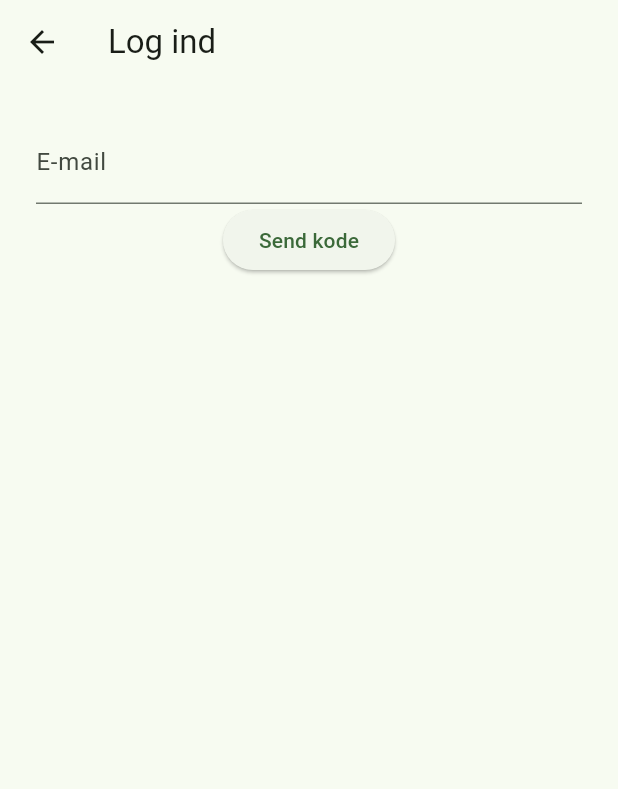
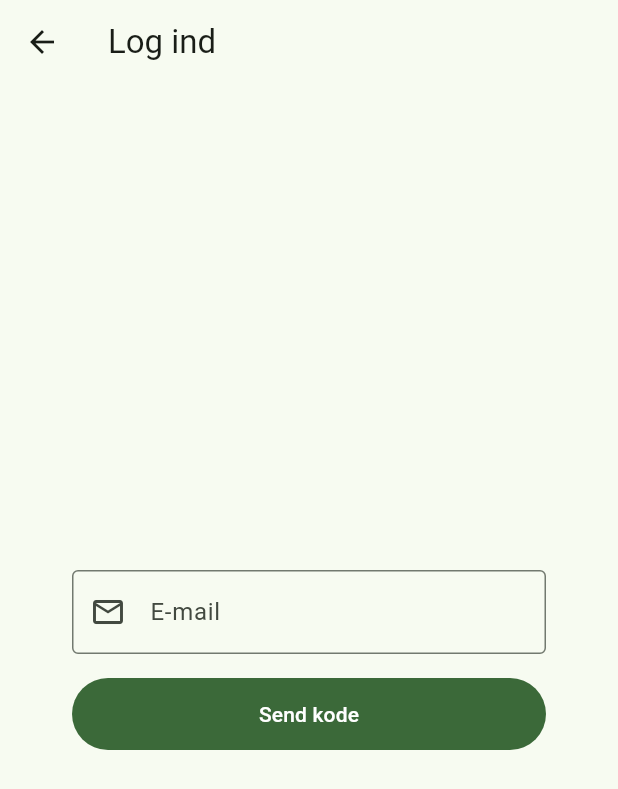
Before and after one commit to toke-dk/science_cup, a Flutter app: the screen it shows after launch, after a tap on the "person" icon, on a phone screen of 412 x 824 dp. Shown: the top 789 px of the screen. Run offline on Flutter 3.47's test engine with Material 3 defaults, Android fonts, the phone set to English and light mode, and no system bars; our stand-ins replace dropdown_search, flutter_dotenv, flutter_riverpod, freezed_annotation, go_router, riverpod_annotation and 3 more; missing offline and left inert: phone_form_field, phone_numbers_parser; accounts and stored records are empty; generated files the repository leaves out were written again.

Commit message:
can access internet and fixed log in page where code could not get verified

```diff
--- a/lib/core/presentation/widgets/auth_profile_button.dart
+++ b/lib/core/presentation/widgets/auth_profile_button.dart
@@ -2,6 +2,8 @@
 import 'package:flutter_riverpod/flutter_riverpod.dart';
 import 'package:go_router/go_router.dart';
 import 'package:science_cup_app/features/auth/application/auth_notifier.dart';
+import 'package:science_cup_app/shared/presentation/widgets/confirmation_dialog/confirmation_dialog.dart';
+import 'package:science_cup_app/shared/presentation/widgets/confirmation_dialog/confirmation_fields.dart';
 
 class AuthProfileButton extends ConsumerWidget {
   const AuthProfileButton({super.key});
@@ -18,6 +20,19 @@
             context.push('/login');
             return;
           }
+          final confirmed = await showDialog(
+            context: context,
+            builder: (context) => ConfirmationDialog(
+              confirmationFields: ConfirmationFields(
+                title: "Du er ved at logge ud",
+                content: "Er du sikker på at du vil logge ud",
+                confirmButtonText: "Log ud",
+              ),
+            ),
+          );
+
+          if (!confirmed) return;
+
           await ref.read(authProvider.notifier).signOut();
         },
         child: CircleAvatar(
--- a/lib/features/auth/application/auth_notifier.dart
+++ b/lib/features/auth/application/auth_notifier.dart
@@ -106,6 +106,7 @@
       await ref.read(authRepositoryProvider).sendEmailOtp(email);
       state = state.copyWith(emailCodeSent: true, isLoading: false);
     } catch (e) {
+      print('Error sending email OTP: $e');
       state = state.copyWith(isLoading: false, errorMessage: e.toString());
     }
   }
--- a/lib/features/auth/presentation/login_page.dart
+++ b/lib/features/auth/presentation/login_page.dart
@@ -8,11 +8,9 @@
   Widget build(BuildContext context) {
     return Scaffold(
       appBar: AppBar(title: const Text('Log ind')),
-      body: const Padding(
-        padding: EdgeInsets.all(24.0),
-        child: Center(
-          child: EmailLoginForm(),
-        ),
+      body: Padding(
+        padding: const EdgeInsets.all(24.0),
+        child: Center(child: EmailLoginForm()),
       ),
     );
   }
--- a/lib/features/auth/presentation/widgets/email_login_form.dart
+++ b/lib/features/auth/presentation/widgets/email_login_form.dart
@@ -1,6 +1,5 @@
 import 'package:flutter/material.dart';
 import 'package:flutter_riverpod/flutter_riverpod.dart';
-import 'package:go_router/go_router.dart';
 import 'package:science_cup_app/features/auth/application/auth_notifier.dart';
 
 class EmailLoginForm extends ConsumerStatefulWidget {
@@ -13,49 +12,158 @@
 class _EmailLoginFormState extends ConsumerState<EmailLoginForm> {
   final _emailController = TextEditingController();
   final _codeController = TextEditingController();
-  bool _codeSent = false;
+  final _formKey = GlobalKey<FormState>();
+
+  @override
+  void dispose() {
+    _emailController.dispose();
+    _codeController.dispose();
+    super.dispose();
+  }
 
   @override
   Widget build(BuildContext context) {
-    return Column(
+    final authState = ref.watch(authProvider);
+    final isLoading = authState.isLoading;
+    final errorMessage = authState.errorMessage;
+    final emailCodeSent = authState.emailCodeSent;
+
+    return Form(
+      key: _formKey,
+      child: Padding(
+        padding: const EdgeInsets.symmetric(horizontal: 24, vertical: 16),
+        child: Column(
+          mainAxisSize: MainAxisSize.min,
           children: [
-        if (!_codeSent) ...[
-          TextField(
+            // Viser fejlbesked hvis der er en
+            if (errorMessage != null)
+              Container(
+                width: double.infinity,
+                padding: const EdgeInsets.all(12),
+                margin: const EdgeInsets.only(bottom: 16),
+                decoration: BoxDecoration(
+                  color: Colors.red.shade50,
+                  borderRadius: BorderRadius.circular(8),
+                  border: Border.all(color: Colors.red.shade200),
+                ),
+                child: Text(
+                  errorMessage,
+                  style: TextStyle(color: Colors.red.shade800),
+                ),
+              ),
+
+            // Trin 1: Email-felt og send-knap
+            if (!emailCodeSent) ...[
+              TextFormField(
                 controller: _emailController,
-            decoration: const InputDecoration(labelText: 'E-mail'),
+                decoration: const InputDecoration(
+                  labelText: 'E-mail',
+                  prefixIcon: Icon(Icons.email_outlined),
+                  border: OutlineInputBorder(),
+                ),
                 keyboardType: TextInputType.emailAddress,
+                textInputAction: TextInputAction.done,
+                validator: (value) {
+                  if (value == null || value.trim().isEmpty) {
+                    return 'Indtast din e-mail';
+                  }
+                  if (!value.contains('@')) {
+                    return 'Ugyldig e-mail';
+                  }
+                  return null;
+                },
               ),
-          ElevatedButton(
-            onPressed: () async {
+              const SizedBox(height: 16),
+              SizedBox(
+                width: double.infinity,
+                height: 48,
+                child: FilledButton(
+                  onPressed: isLoading
+                      ? null
+                      : () async {
+                          if (_formKey.currentState!.validate()) {
                             await ref
                                 .read(authProvider.notifier)
-                  .sendEmailOtp(_emailController.text);
-              setState(() => _codeSent = true);
+                                .sendEmailOtp(_emailController.text.trim());
+                          }
                         },
-            child: const Text('Send kode'),
+                  child: isLoading
+                      ? const SizedBox(
+                          height: 24,
+                          width: 24,
+                          child: CircularProgressIndicator(strokeWidth: 2),
+                        )
+                      : const Text('Send kode'),
                 ),
-        ] else ...[
-          TextField(
+              ),
+            ],
+
+            // Trin 2: Kode-felt og verificer-knap
+            if (emailCodeSent) ...[
+              TextFormField(
                 controller: _codeController,
-            decoration: const InputDecoration(labelText: '6-cifret kode'),
+                decoration: const InputDecoration(
+                  labelText: 'Engangskode',
+                  prefixIcon: Icon(Icons.lock_outline),
+                  border: OutlineInputBorder(),
+                ),
                 keyboardType: TextInputType.number,
+                textInputAction: TextInputAction.done,
+                autofocus: true,
+                validator: (value) {
+                  if (value == null || value.trim().isEmpty) {
+                    return 'Indtast koden fra din e-mail';
+                  }
+
+                  return null;
+                },
               ),
-          ElevatedButton(
-            onPressed: () async {
+              const SizedBox(height: 16),
+              Row(
+                children: [
+                  // Annuller-knap
+                  Expanded(
+                    child: OutlinedButton(
+                      onPressed: isLoading
+                          ? null
+                          : () => Navigator.of(context).pop(),
+                      child: const Text('Annuller'),
+                    ),
+                  ),
+                  const SizedBox(width: 12),
+                  // Verificer-knap
+                  Expanded(
+                    child: FilledButton(
+                      onPressed: isLoading
+                          ? null
+                          : () async {
+                              if (_formKey.currentState!.validate()) {
                                 final success = await ref
                                     .read(authProvider.notifier)
                                     .verifyEmailOtp(
-                    email: _emailController.text,
-                    token: _codeController.text,
+                                      email: _emailController.text.trim(),
+                                      token: _codeController.text.trim(),
                                     );
                                 if (success && context.mounted) {
-                context.pop();
+                                  Navigator.of(context).pop();
+                                }
                               }
                             },
-            child: const Text('Log ind'),
+                      child: isLoading
+                          ? const SizedBox(
+                              height: 24,
+                              width: 24,
+                              child: CircularProgressIndicator(strokeWidth: 2),
+                            )
+                          : const Text('Log ind'),
+                    ),
+                  ),
+                ],
               ),
             ],
           ],
+        ),
+      ),
     );
   }
 }
```
Also changed, not shown: lib/core/navigation/app_router.dart (+3 -4 lines), 1 other file. Lines whose indentation alone changed are shown as unchanged.
